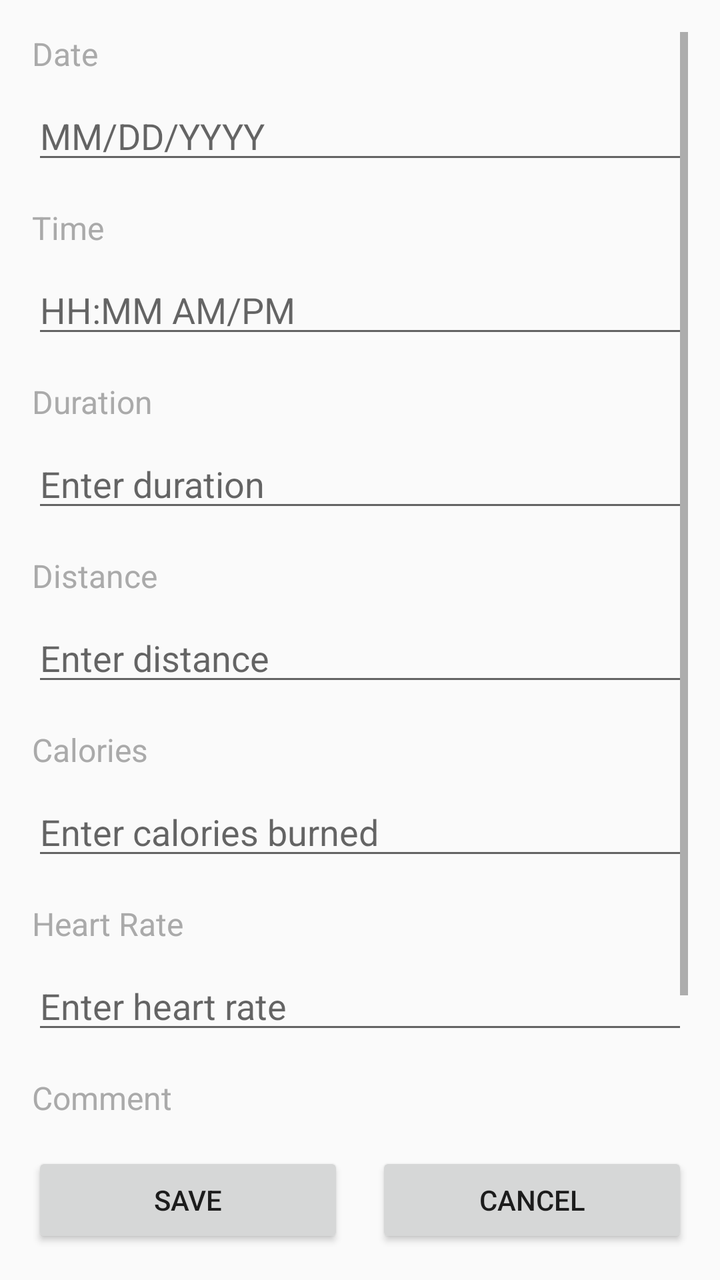
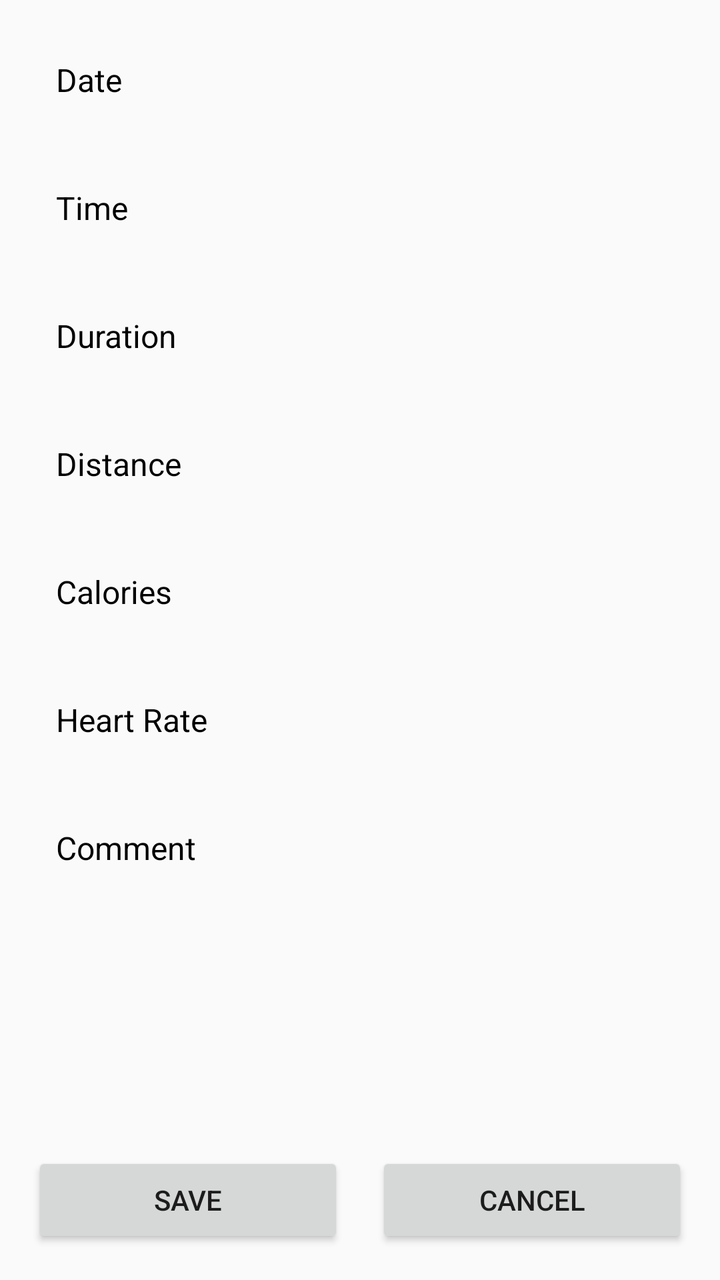

Screens rendered from an Android XML layout before and after an edit, with the pre-edit source and the edit as a unified diff.
<!-- AndroidManifest.xml: activity theme Theme.Kunlong_He_MyRuns2 -->
<!-- res/layout/activity_manual_entry.xml -->
<?xml version="1.0" encoding="utf-8"?>
<LinearLayout xmlns:android="http://schemas.android.com/apk/res/android"
    android:layout_width="match_parent"
    android:layout_height="match_parent"
    android:orientation="vertical"
    android:padding="16dp">

    <ScrollView
        android:layout_width="match_parent"
        android:layout_height="0dp"
        android:layout_weight="1">

        <LinearLayout
            android:layout_width="match_parent"
            android:layout_height="wrap_content"
            android:orientation="vertical">

            
            <TextView
                android:layout_width="match_parent"
                android:layout_height="wrap_content"
                android:text="Date"
                android:textSize="16sp"
                android:textColor="@android:color/darker_gray"
                android:layout_marginBottom="8dp" />

            <EditText
                android:id="@+id/edittext_date"
                android:layout_width="match_parent"
                android:layout_height="wrap_content"
                android:hint="MM/DD/YYYY"
                android:inputType="date"
                android:layout_marginBottom="16dp" />

            
            <TextView
                android:layout_width="match_parent"
                android:layout_height="wrap_content"
                android:text="Time"
                android:textSize="16sp"
                android:textColor="@android:color/darker_gray"
                android:layout_marginBottom="8dp" />

            <EditText
                android:id="@+id/edittext_time"
                android:layout_width="match_parent"
                android:layout_height="wrap_content"
                android:hint="HH:MM AM/PM"
                android:inputType="time"
                android:layout_marginBottom="16dp" />

            
            <TextView
                android:layout_width="match_parent"
                android:layout_height="wrap_content"
                android:text="Duration"
                android:textSize="16sp"
                android:textColor="@android:color/darker_gray"
                android:layout_marginBottom="8dp" />

            <EditText
                android:id="@+id/edittext_duration"
                android:layout_width="match_parent"
                android:layout_height="wrap_content"
                android:hint="Enter duration"
                android:inputType="numberDecimal"
                android:layout_marginBottom="16dp" />

            
            <TextView
                android:layout_width="match_parent"
                android:layout_height="wrap_content"
                android:text="Distance"
                android:textSize="16sp"
                android:textColor="@android:color/darker_gray"
                android:layout_marginBottom="8dp" />

            <EditText
                android:id="@+id/edittext_distance"
                android:layout_width="match_parent"
                android:layout_height="wrap_content"
                android:hint="Enter distance"
                android:inputType="numberDecimal"
                android:layout_marginBottom="16dp" />

            
            <TextView
                android:layout_width="match_parent"
                android:layout_height="wrap_content"
                android:text="Calories"
                android:textSize="16sp"
                android:textColor="@android:color/darker_gray"
                android:layout_marginBottom="8dp" />

            <EditText
                android:id="@+id/edittext_calories"
                android:layout_width="match_parent"
                android:layout_height="wrap_content"
                android:hint="Enter calories burned"
                android:inputType="number"
                android:layout_marginBottom="16dp" />

            
            <TextView
                android:layout_width="match_parent"
                android:layout_height="wrap_content"
                android:text="Heart Rate"
                android:textSize="16sp"
                android:textColor="@android:color/darker_gray"
                android:layout_marginBottom="8dp" />

            <EditText
                android:id="@+id/edittext_heart_rate"
                android:layout_width="match_parent"
                android:layout_height="wrap_content"
                android:hint="Enter heart rate"
                android:inputType="number"
                android:layout_marginBottom="16dp" />

            
            <TextView
                android:layout_width="match_parent"
                android:layout_height="wrap_content"
                android:text="Comment"
                android:textSize="16sp"
                android:textColor="@android:color/darker_gray"
                android:layout_marginBottom="8dp" />

            <EditText
                android:id="@+id/edittext_comment"
                android:layout_width="match_parent"
                android:layout_height="wrap_content"
                android:hint="Add a comment"
                android:inputType="textMultiLine"
                android:minLines="3"
                android:gravity="top"
                android:layout_marginBottom="16dp" />

        </LinearLayout>

    </ScrollView>

    
    <LinearLayout
        android:layout_width="match_parent"
        android:layout_height="wrap_content"
        android:orientation="horizontal"
        android:gravity="center">

        <Button
            android:id="@+id/button_save"
            android:layout_width="0dp"
            android:layout_height="wrap_content"
            android:layout_weight="1"
            android:text="SAVE"
            android:layout_marginEnd="8dp" />

        <Button
            android:id="@+id/button_cancel"
            android:layout_width="0dp"
            android:layout_height="wrap_content"
            android:layout_weight="1"
            android:text="CANCEL"
            android:layout_marginStart="8dp" />

    </LinearLayout>

</LinearLayout>
<!-- resources referenced by this layout -->
<resources>
  <style name="Theme.Kunlong_He_MyRuns2" parent="Theme.AppCompat.Light.DarkActionBar">
          <item name="colorPrimary">@color/gray_500</item>
          <item name="colorPrimaryDark">@color/gray_700</item>
          <item name="colorAccent">@color/teal_200</item>
      </style>
  <color name="gray_500">#FF607D8B</color>
  <color name="gray_700">#FF455A64</color>
  <color name="teal_200">#FF03DAC5</color>
</resources>

<!-- the commit's change to res/layout/activity_manual_entry.xml (unified diff, before → after) -->
@@ -17,123 +17,107 @@
 
             
             <TextView
+                android:id="@+id/textview_date"
                 android:layout_width="match_parent"
-                android:layout_height="wrap_content"
+                android:layout_height="48dp"
                 android:text="Date"
                 android:textSize="16sp"
-                android:textColor="@android:color/darker_gray"
-                android:layout_marginBottom="8dp" />
-
-            <EditText
-                android:id="@+id/edittext_date"
-                android:layout_width="match_parent"
-                android:layout_height="wrap_content"
-                android:hint="MM/DD/YYYY"
-                android:inputType="date"
+                android:textColor="@android:color/black"
+                android:background="?android:attr/selectableItemBackground"
+                android:clickable="true"
+                android:focusable="true"
+                android:gravity="center_vertical"
+                android:padding="12dp"
                 android:layout_marginBottom="16dp" />
 
             
             <TextView
+                android:id="@+id/textview_time"
                 android:layout_width="match_parent"
-                android:layout_height="wrap_content"
+                android:layout_height="48dp"
                 android:text="Time"
                 android:textSize="16sp"
-                android:textColor="@android:color/darker_gray"
-                android:layout_marginBottom="8dp" />
-
-            <EditText
-                android:id="@+id/edittext_time"
-                android:layout_width="match_parent"
-                android:layout_height="wrap_content"
-                android:hint="HH:MM AM/PM"
-                android:inputType="time"
+                android:textColor="@android:color/black"
+                android:background="?android:attr/selectableItemBackground"
+                android:clickable="true"
+                android:focusable="true"
+                android:gravity="center_vertical"
+                android:padding="12dp"
                 android:layout_marginBottom="16dp" />
 
             
             <TextView
+                android:id="@+id/textview_duration"
                 android:layout_width="match_parent"
-                android:layout_height="wrap_content"
+                android:layout_height="48dp"
                 android:text="Duration"
                 android:textSize="16sp"
-                android:textColor="@android:color/darker_gray"
-                android:layout_marginBottom="8dp" />
-
-            <EditText
-                android:id="@+id/edittext_duration"
-                android:layout_width="match_parent"
-                android:layout_height="wrap_content"
-                android:hint="Enter duration"
-                android:inputType="numberDecimal"
+                android:textColor="@android:color/black"
+                android:background="?android:attr/selectableItemBackground"
+                android:clickable="true"
+                android:focusable="true"
+                android:gravity="center_vertical"
+                android:padding="12dp"
                 android:layout_marginBottom="16dp" />
 
             
             <TextView
+                android:id="@+id/textview_distance"
                 android:layout_width="match_parent"
-                android:layout_height="wrap_content"
+                android:layout_height="48dp"
                 android:text="Distance"
                 android:textSize="16sp"
-                android:textColor="@android:color/darker_gray"
-                android:layout_marginBottom="8dp" />
-
-            <EditText
-                android:id="@+id/edittext_distance"
-                android:layout_width="match_parent"
-                android:layout_height="wrap_content"
-                android:hint="Enter distance"
-                android:inputType="numberDecimal"
+                android:textColor="@android:color/black"
+                android:background="?android:attr/selectableItemBackground"
+                android:clickable="true"
+                android:focusable="true"
+                android:gravity="center_vertical"
+                android:padding="12dp"
                 android:layout_marginBottom="16dp" />
 
             
             <TextView
+                android:id="@+id/textview_calories"
                 android:layout_width="match_parent"
-                android:layout_height="wrap_content"
+                android:layout_height="48dp"
                 android:text="Calories"
                 android:textSize="16sp"
-                android:textColor="@android:color/darker_gray"
-                android:layout_marginBottom="8dp" />
-
-            <EditText
-                android:id="@+id/edittext_calories"
-                android:layout_width="match_parent"
-                android:layout_height="wrap_content"
-                android:hint="Enter calories burned"
-                android:inputType="number"
+                android:textColor="@android:color/black"
+                android:background="?android:attr/selectableItemBackground"
+                android:clickable="true"
+                android:focusable="true"
+                android:gravity="center_vertical"
+                android:padding="12dp"
                 android:layout_marginBottom="16dp" />
 
             
             <TextView
+                android:id="@+id/textview_heart_rate"
                 android:layout_width="match_parent"
-                android:layout_height="wrap_content"
+                android:layout_height="48dp"
                 android:text="Heart Rate"
                 android:textSize="16sp"
-                android:textColor="@android:color/darker_gray"
-                android:layout_marginBottom="8dp" />
-
-            <EditText
-                android:id="@+id/edittext_heart_rate"
-                android:layout_width="match_parent"
-                android:layout_height="wrap_content"
-                android:hint="Enter heart rate"
-                android:inputType="number"
+                android:textColor="@android:color/black"
+                android:background="?android:attr/selectableItemBackground"
+                android:clickable="true"
+                android:focusable="true"
+                android:gravity="center_vertical"
+                android:padding="12dp"
                 android:layout_marginBottom="16dp" />
 
             
             <TextView
+                android:id="@+id/textview_comment"
                 android:layout_width="match_parent"
-                android:layout_height="wrap_content"
+                android:layout_height="48dp"
                 android:text="Comment"
                 android:textSize="16sp"
-                android:textColor="@android:color/darker_gray"
-                android:layout_marginBottom="8dp" />
-
-            <EditText
-                android:id="@+id/edittext_comment"
-                android:layout_width="match_parent"
-                android:layout_height="wrap_content"
-                android:hint="Add a comment"
-                android:inputType="textMultiLine"
-                android:minLines="3"
-                android:gravity="top"
+                android:textColor="@android:color/black"
+                android:background="?android:attr/selectableItemBackground"
+                android:clickable="true"
+                android:focusable="true"
+                android:gravity="center_vertical"
+                android:padding="12dp"
                 android:layout_marginBottom="16dp" />
 
         </LinearLayout>
